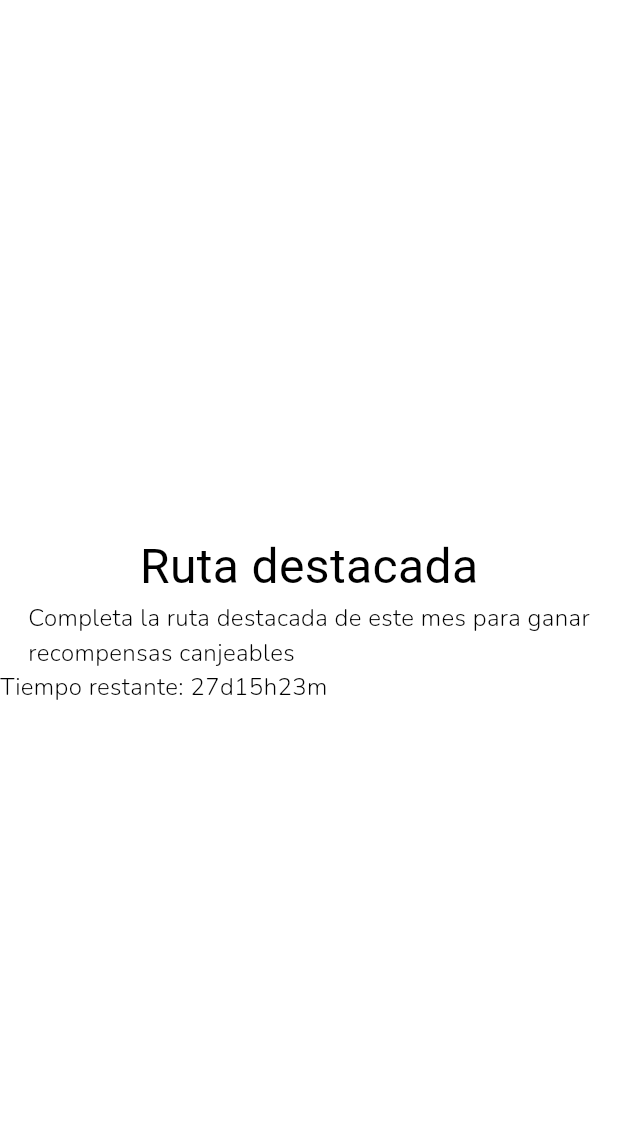
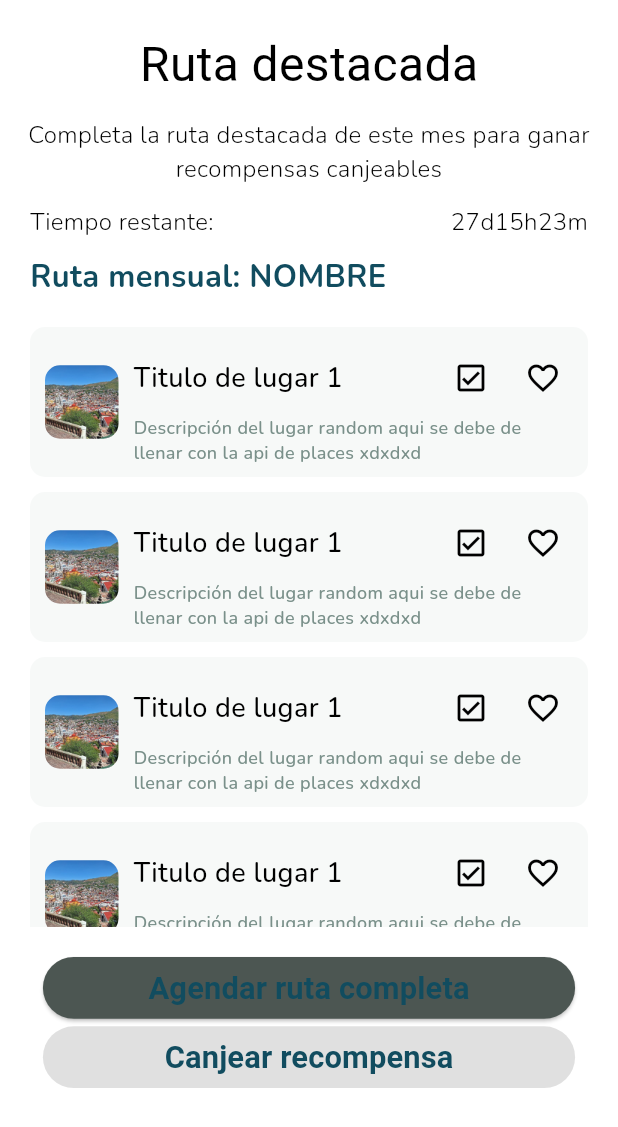
Before and after one commit to ElTr4ck/ProyectoTuristeandoAndo, a Flutter app: the FrmRutaDestacada screen opened by its route, on a phone screen of 412 x 824 dp. Shown: the top 1127 px of the screen. Run offline on Flutter 3.47's test engine with Material 3 defaults, Android fonts, the phone set to English and light mode, and no system bars; our stand-ins replace awesome_snackbar_content, bloc, cached_network_image, carousel_slider, cloud_firestore, equatable and 12 more; missing offline and left inert: flutter_google_maps_webservices, flutter_google_places, google_api_headers, google_maps_routes, google_maps_webservice, google_maps_widget; accounts and stored records are empty; Roboto replaces fonts that are missing (Monserrat, Montserrat).

Commit message:
Front de frmDestacada terminado

```diff
--- a/lib/main.dart
+++ b/lib/main.dart
@@ -62,9 +62,9 @@ class MyApp extends StatelessWidget {
             useMaterial3: true,
           ),*/
           //home: const MyHomePage(title: 'Flutter Demo Home Page'),
-          //initialRoute: AppRoutes.frmwelcomeScreen,
-          navigatorKey: Get.key,
-          home: const ProgressIndicator(),
+          initialRoute: AppRoutes.frmRutaDestacada,
+          //navigatorKey: Get.key,
+          //home: const ProgressIndicator(),
           routes: AppRoutes.routes,
         ),
       ),
--- a/lib/screens/rutaDestacada/frmRutaDestacada.dart
+++ b/lib/screens/rutaDestacada/frmRutaDestacada.dart
@@ -1,16 +1,22 @@
 import 'package:flutter/material.dart';
+import 'package:turisteando_ando/core/app_export.dart';
+import 'package:turisteando_ando/theme/custom_text_style.dart';
+import 'package:turisteando_ando/widgets/custom_elevated_button.dart';
 
 class FrmRutaDestacada extends StatelessWidget {
   const FrmRutaDestacada({super.key});
 
   @override
   Widget build(BuildContext context) {
-    return const SafeArea(
+    return SafeArea(
       child: Scaffold(
         body: Column(
-          mainAxisAlignment: MainAxisAlignment.center,
+          mainAxisAlignment: MainAxisAlignment.start,
+          crossAxisAlignment: CrossAxisAlignment.center,
           children: [
-            Text(
+            const Padding(
+              padding: EdgeInsets.only(top: 20),
+              child: Text(
                 'Ruta destacada',
                 style: TextStyle(
                   fontFamily: 'Monserrat',
@@ -18,40 +24,189 @@ class FrmRutaDestacada extends StatelessWidget {
                   color: Colors.black,
                 ),
               ),
-            Text(
-              'Completa la ruta destacada de este mes para ganar\nrecompensas canjeables',
+            ),
+            const Padding(
+              padding: EdgeInsets.all(12.0),
+              child: Center(
+                child: Text(
+                  'Completa la ruta destacada de este mes para ganar recompensas canjeables',
                   style: TextStyle(
                       fontFamily: 'Nunito',
                       fontSize: 16,
                       color: Colors.black,
-                fontWeight: FontWeight.w100
+                      fontWeight: FontWeight.w100),
+                  textAlign: TextAlign.center,
+                ),
               ),
             ),
             Row(
               children: [
-                Text(
+                Expanded(
+                  child: Container(
+                    alignment: Alignment.topLeft,
+                    padding: const EdgeInsets.only(left: 20),
+                    child: const Text(
                       'Tiempo restante: ',
                       style: TextStyle(
                           fontFamily: 'Nunito',
                           fontSize: 16,
                           color: Colors.black,
-                    fontWeight: FontWeight.w100
+                          fontWeight: FontWeight.w100),
                     ),
                   ),
-                Text(
+                ),
+                Expanded(
+                  child: Container(
+                    alignment: Alignment.topRight,
+                    padding: const EdgeInsets.only(right: 20),
+                    child: const Text(
                       '27d15h23m', //TODO: Poner el timer de acuerdo a la BD
                       style: TextStyle(
                           fontFamily: 'Nunito',
                           fontSize: 16,
                           color: Colors.black,
-                    fontWeight: FontWeight.w100
+                          fontWeight: FontWeight.w100),
+                    ),
                   ),
                 ),
               ],
             ),
+            //Titulo de 'RUTA MENSUAL
+            Container(
+              padding: const EdgeInsets.only(top: 10, left: 20, bottom: 20),
+              alignment: Alignment.topLeft,
+              child: Text(
+                'Ruta mensual: NOMBRE',
+                style: CustomTextStyles.titleLargeNunito,
+                textAlign: TextAlign.left,
+              ),
+            ),
+
+            //TARJETAS DE LUGAR
+            SizedBox(
+              height: 400,
+              child: ListView(
+                scrollDirection: Axis.vertical,
+                children: List.generate( //Codigo piloto, esto se debe de llenar desde la BD
+                  5,
+                  (index) => PlaceCardDestacada())
+              ),
+            ),
+            CustomElevatedButton(
+              text: 'Agendar ruta completa',
+              buttonTextStyle: theme.textTheme.titleLarge!,
+              margin:  EdgeInsets.only(top: 20, left: 25.h, right: 25.h),
+              height: 40.v,
+            ),
+            CustomElevatedButton(
+              text: 'Canjear recompensa',
+              isDisabled: true,
+              buttonTextStyle: theme.textTheme.titleLarge!,
+              margin:  EdgeInsets.only(top: 5, left: 25.h, right: 25.h),
+              height: 40.v,
+            )
           ],
         ),
       ),
     );
   }
 }
+
+class PlaceCardDestacada extends StatelessWidget {
+  const PlaceCardDestacada({
+    super.key,
+  });
+
+  @override
+  Widget build(BuildContext context) {
+    return Container(
+      margin: const EdgeInsets.fromLTRB(20,0,20,10),
+      decoration: BoxDecoration(
+        borderRadius: BorderRadius.circular(10),
+        color: const Color.fromARGB(255, 247, 249, 248),
+      ),
+      height: 100,
+      width: MediaQuery.of(context).size.width - 40,
+      //Contenido dentro de la tarjeta
+      child: Row(
+        children: [
+          //Imagen de la tarjeta
+          Container(
+            padding: const EdgeInsets.only(left: 10),
+            child: SizedBox(
+              width: 49,
+              height: 49,
+              child: ClipRRect(
+                  borderRadius: BorderRadius.circular(10),
+                  child: Image.asset(
+                    'lib/assets/images/imgPruebaRutaDes.png',
+                    fit: BoxFit.cover,
+                    height: 49,
+                    width: 49,
+                  )),
+            ),
+          ),
+          //Textis de la tarjeta
+          Container(
+            margin: const EdgeInsets.only(left: 10, top: 10),
+            width: MediaQuery.of(context).size.width - 115,
+            child: Column(
+              children: [
+                Row(
+                  children: [
+                    const Expanded(
+                      child: Align(
+                        alignment: Alignment.centerLeft,
+                        child: Text(
+                          'Titulo de lugar 1',
+                          style: TextStyle(
+                              fontFamily: 'Nunito',
+                              fontSize: 18,
+                              color: Colors.black),
+                          textAlign: TextAlign.left,
+                          overflow: TextOverflow.ellipsis,
+                        ),
+                      ),
+                    ),
+                    const SizedBox(
+                      width: 10,
+                    ),
+                    IconButton(
+                      onPressed: () {
+                        //Logica para el boton de visitado (sonsultar caso de uso)
+                      },
+                      icon: const Icon(Icons.check_box_outlined),
+                    ),// Ajusta el espacio horizontal aquí
+                    IconButton(
+                      onPressed: () {
+                        //logica para el boton de añadir a marcadores
+                      },
+                      icon: const Icon(
+                          Icons.favorite_border_outlined),
+                    ),
+                  ],
+                ),
+                const Align(
+                  alignment: Alignment.topLeft,
+                  child: SizedBox(
+                    width: 280,
+                    child: Text(
+                      'Descripción del lugar random aqui se debe de llenar con la api de places xdxdxd',
+                      style: TextStyle(
+                          fontFamily: 'Nunito',
+                          fontSize: 12,
+                          color: Color.fromARGB(255, 122, 144, 138)),
+                      textAlign: TextAlign.left,
+                      maxLines: 2,
+                      overflow: TextOverflow.ellipsis,
+                    ),
+                  ),
+                )
+              ],
+            ),
+          ),
+        ],
+      ),
+    );
+  }
+}
```
Also changed, not shown: lib/assets/images/imgPruebaRutaDes.png (added). Lines whose indentation alone changed are shown as unchanged.
